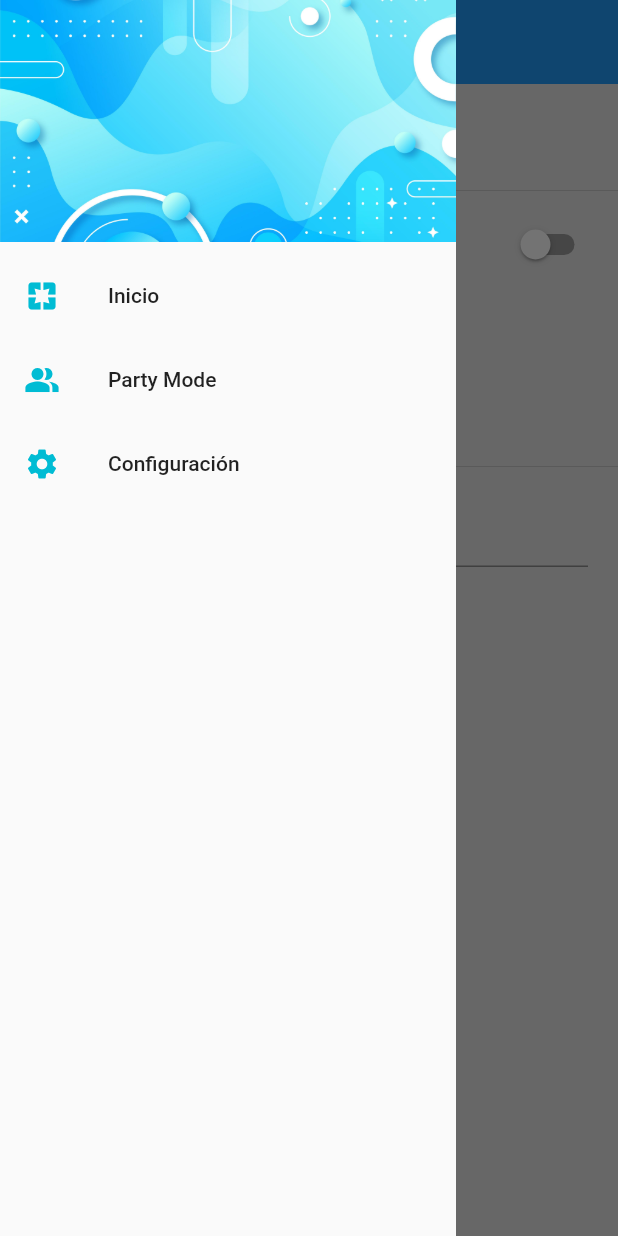
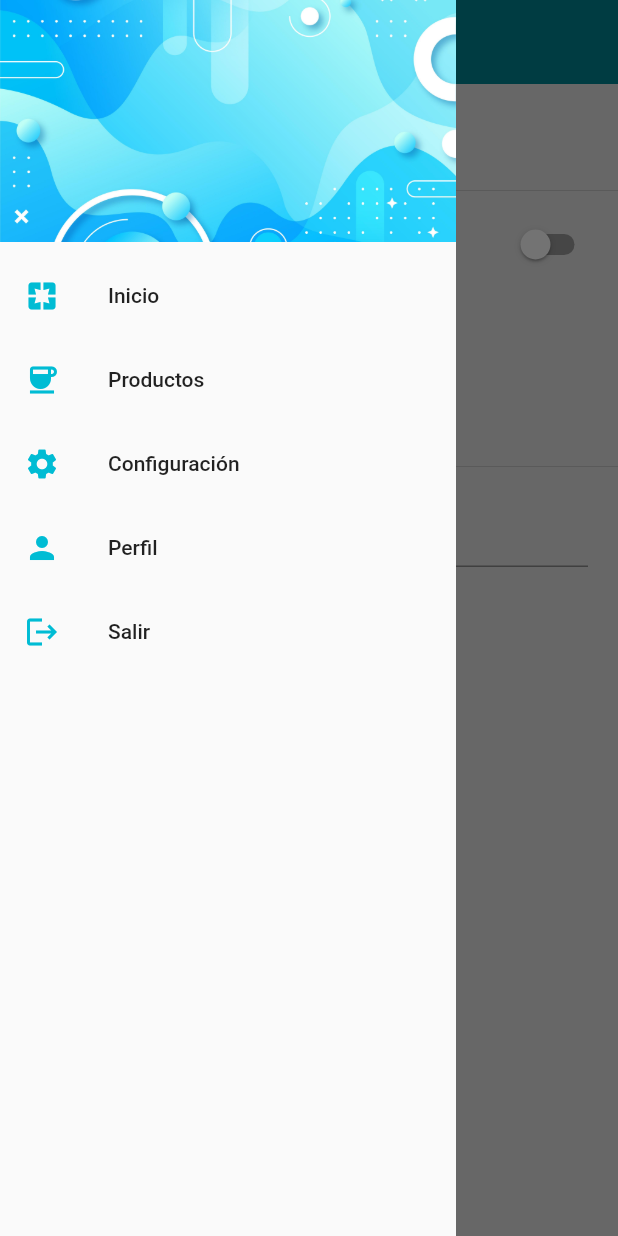
Before and after one commit to luigrocha/products-app, a Flutter app: the SettingsScreen screen opened by its route, with the side drawer open, on a phone screen of 412 x 824 dp. Run offline on Flutter 3.47's test engine with Material 2 defaults, Android fonts, the phone set to English and light mode, and no system bars; our stand-ins replace flutter_secure_storage, image_picker, pull_to_refresh, shared_preferences; accounts and stored records are empty; network calls fail.

Commit message:
Create tabs menu

```diff
--- a/lib/screens/screens.dart
+++ b/lib/screens/screens.dart
@@ -1,6 +1,8 @@
 export 'package:login/screens/check_auth_screen.dart';
+export 'package:login/screens/listProduct_screen.dart';
 export 'package:login/screens/home_screen.dart';
 export 'package:login/screens/loading_screen.dart';
 export 'package:login/screens/login_screen.dart';
 export 'package:login/screens/product_screen.dart';
 export 'package:login/screens/register_screen.dart';
+export 'package:login/screens/usuario_screen.dart';
--- a/lib/screens/settings_screen.dart
+++ b/lib/screens/settings_screen.dart
@@ -37,7 +37,8 @@ class _SettingsScreen extends State<SettingsScreen> {
     return Scaffold(
         appBar: AppBar(
           title: Text('Ajustes'),
-          backgroundColor: (prefs.colorSecundario) ? Colors.teal : Colors.blue,
+          backgroundColor:
+              (prefs.colorSecundario) ? Colors.black87 : Colors.cyan[800],
         ),
         drawer: MenuWidget(),
         body: Center(
@@ -52,6 +53,7 @@ class _SettingsScreen extends State<SettingsScreen> {
             ),
             Divider(),
             SwitchListTile(
+                activeColor: Colors.cyan,
                 value: _colorSecundario,
                 title: Text('Color secundario'),
                 onChanged: (value) {
--- a/lib/widgets/menu_widget.dart
+++ b/lib/widgets/menu_widget.dart
@@ -1,8 +1,11 @@
 import 'package:flutter/material.dart';
+import 'package:login/services/services.dart';
+import 'package:provider/provider.dart';
 
 class MenuWidget extends StatelessWidget {
   @override
   Widget build(BuildContext context) {
+    final authService = Provider.of<AuthService>(context, listen: false);
     return Drawer(
       elevation: 0,
       child: ListView(
@@ -29,11 +32,13 @@ class MenuWidget extends StatelessWidget {
           ),
           ListTile(
             leading: Icon(
-              Icons.people_alt,
+              Icons.coffee,
               color: Colors.cyan,
             ),
-            title: Text('Party Mode'),
-            onTap: () {},
+            title: Text('Productos'),
+            onTap: () {
+              Navigator.pushNamed(context, 'listProduct');
+            },
           ),
           ListTile(
             leading: Icon(
@@ -47,6 +52,29 @@ class MenuWidget extends StatelessWidget {
               //Navigator.pushReplacementNamed(context, SettingsPage.routeName);
             },
           ),
+          ListTile(
+            leading: Icon(
+              Icons.person,
+              color: Colors.cyan,
+            ),
+            title: Text('Perfil'),
+            onTap: () {
+              //Navigator.pop(context);
+              Navigator.pushNamed(context, 'perfil');
+              //Navigator.pushReplacementNamed(context, SettingsPage.routeName);
+            },
+          ),
+          ListTile(
+            leading: Icon(
+              Icons.logout,
+              color: Colors.cyan,
+            ),
+            title: Text('Salir'),
+            onTap: () async {
+              await authService.logout();
+              Navigator.pushReplacementNamed(context, 'login');
+            },
+          ),
         ],
       ),
     );
--- a/lib/widgets/widgets.dart
+++ b/lib/widgets/widgets.dart
@@ -1,5 +1,6 @@
 export 'package:login/widgets/auth_background.dart';
 export 'package:login/widgets/card_container.dart';
+export 'package:login/widgets/inicio_widget.dart';
 export 'package:login/widgets/menu_widget.dart';
 export 'package:login/widgets/product_card.dart';
 export 'package:login/widgets/product_image.dart';
```
Also changed, not shown: lib/main.dart (+9 -2 lines), lib/screens/home_screen.dart (+43 -48 lines), lib/screens/listProduct_screen.dart (added, +99 -0 lines), lib/screens/usuario_screen.dart (+4 -3 lines), lib/widgets/inicio_widget.dart (added, +36 -0 lines).
